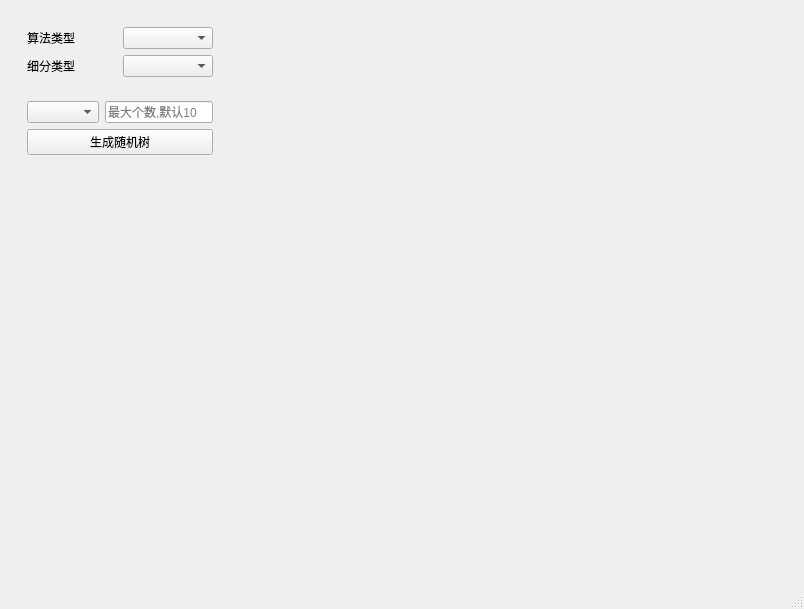
Qt form main.ui (zhangqizong6/myAlgorithm) before a commit.
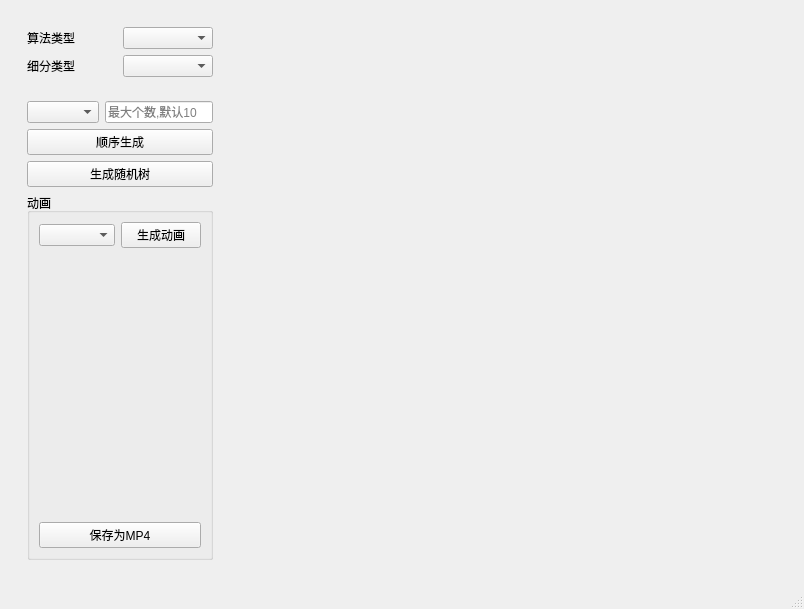
The same form after that commit.

```diff
--- a/main.ui
+++ b/main.ui
@@ -64,6 +64,16 @@
          <widget class="QWidget" name="page"/>
          <widget class="QWidget" name="page_2">
           <layout class="QGridLayout" name="gridLayout_2">
+           <item row="2" column="0" colspan="3">
+            <widget class="QPushButton" name="pushButton">
+             <property name="text">
+              <string>生成随机树</string>
+             </property>
+            </widget>
+           </item>
+           <item row="0" column="0">
+            <widget class="QComboBox" name="comboBox_3"/>
+           </item>
            <item row="0" column="1" colspan="2">
             <widget class="QLineEdit" name="lineEdit">
              <property name="sizePolicy">
@@ -77,10 +87,23 @@
              </property>
             </widget>
            </item>
-           <item row="0" column="0">
-            <widget class="QComboBox" name="comboBox_3"/>
-           </item>
-           <item row="2" column="0">
+           <item row="3" column="0" colspan="3">
+            <widget class="QGroupBox" name="groupBox">
+             <property name="title">
+              <string>动画</string>
+             </property>
+             <layout class="QGridLayout" name="gridLayout_3">
+              <item row="1" column="1">
+               <widget class="QPushButton" name="pushButton_3">
+                <property name="text">
+                 <string>生成动画</string>
+                </property>
+               </widget>
+              </item>
+              <item row="1" column="0">
+               <widget class="QComboBox" name="comboBox_4"/>
+              </item>
+              <item row="2" column="1">
             <spacer name="verticalSpacer">
              <property name="orientation">
               <enum>Qt::Vertical</enum>
@@ -88,15 +111,25 @@
              <property name="sizeHint" stdset="0">
               <size>
                <width>20</width>
-               <height>40</height>
+                  <height>298</height>
               </size>
              </property>
             </spacer>
            </item>
+              <item row="3" column="0" colspan="2">
+               <widget class="QPushButton" name="pushButton_4">
+                <property name="text">
+                 <string>保存为MP4</string>
+                </property>
+               </widget>
+              </item>
+             </layout>
+            </widget>
+           </item>
            <item row="1" column="0" colspan="3">
-            <widget class="QPushButton" name="pushButton">
+            <widget class="QPushButton" name="pushButton_2">
              <property name="text">
-              <string>生成随机树</string>
+              <string>顺序生成</string>
              </property>
             </widget>
            </item>
```
Left out of the diff: 2 changed lines with no effect on the pictures. Lines whose indentation alone changed are shown as unchanged.
